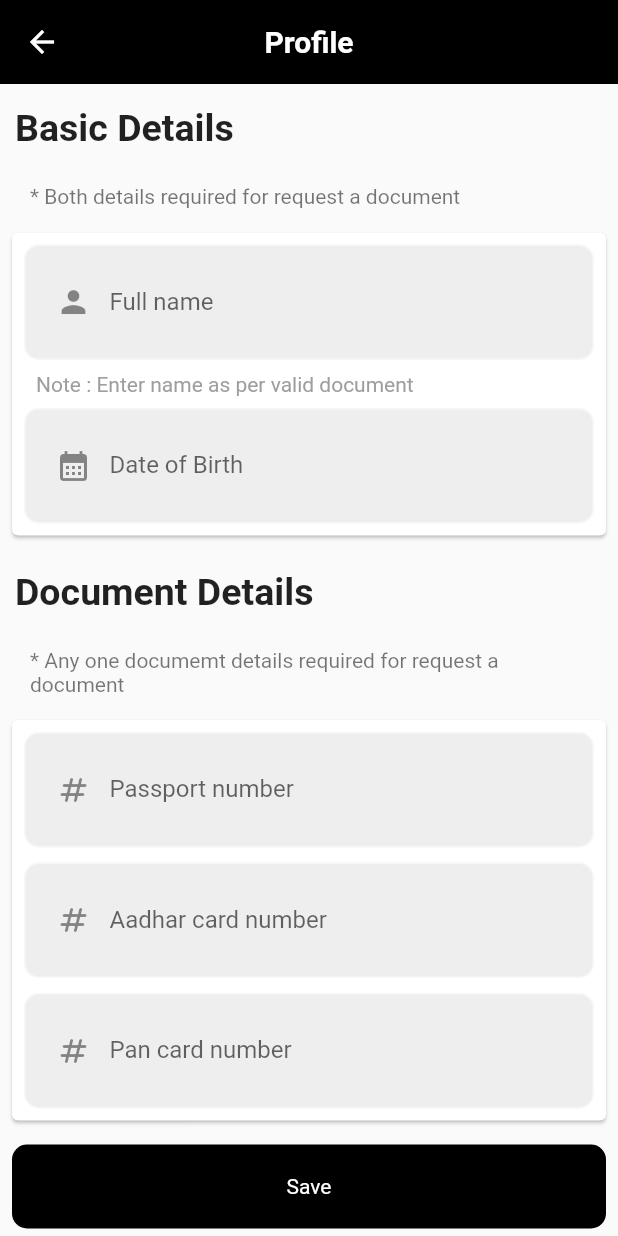
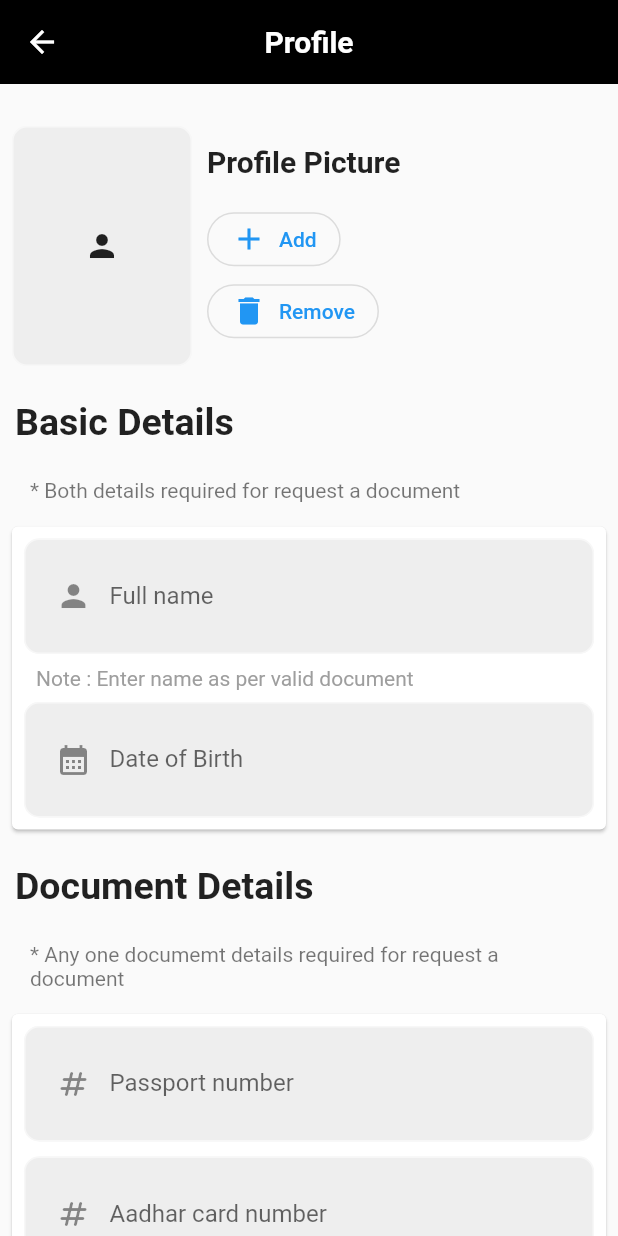
Before and after one commit to yash1001-sojitra/mygovern, a Flutter app: the Profile screen opened directly, on a phone screen of 412 x 824 dp. Run offline on Flutter 3.47's test engine with Material 2 defaults, Android fonts, the phone set to English and light mode, and no system bars; our stand-ins replace awesome_snackbar_content, babstrap_settings_screen, cloud_firestore, dio, firebase_auth, firebase_core and 12 more; missing offline and left inert: about, firebase_phone_auth_handler, flutter_pdfview, image_downloader; accounts and stored records are empty.

Commit message:
Show Profile info fix and profile photo ui added

```diff
--- a/lib/Screens/Authentication/signinpage.dart
+++ b/lib/Screens/Authentication/signinpage.dart
@@ -257,8 +257,9 @@ class _SignInpageState extends State<SignInpage> {
                             bool val =
                                 await userDataProvider.signInWithGoogle();
 
-                            if (val)
+                            if (val) {
                               Navigator.pushNamed(context, homepageScreenRoute);
+                            }
                           },
                           child: Container(
                             padding: const EdgeInsets.all(8),
--- a/lib/Screens/Profile/profile.dart
+++ b/lib/Screens/Profile/profile.dart
@@ -28,15 +28,86 @@ class _ProfileState extends State<Profile> {
         backgroundColor: Colors.black,
         elevation: 0,
       ),
-      body: SingleChildScrollView(
+      body: FutureBuilder<DocumentSnapshot<Map<String, dynamic>>>(
+          future: FirebaseFirestore.instance
+              .collection('Users')
+              .doc(FirebaseAuth.instance.currentUser!.uid)
+              .get(),
+          builder: (context, snapshot) {
+            if (snapshot.connectionState == ConnectionState.waiting) {
+              return const Center(
+                child: CircularProgressIndicator(),
+              );
+            }
+            final data = snapshot.data!;
+            _nameController.text = data.get('name');
+            _dobController.text = data.get('dob');
+            _passportController.text = data.get('passport');
+            _aadharController.text = data.get('aadhar');
+            _panController.text = data.get('pan');
+            return SingleChildScrollView(
               child: Column(
                 crossAxisAlignment: CrossAxisAlignment.stretch,
                 children: [
+                  const SizedBox(height: 20),
+                  Padding(
+                    padding: const EdgeInsets.all(8.0),
+                    child: Row(
+                      children: [
+                        Container(
+                          width: 120,
+                          height: 160,
+                          decoration:
+                              CustomDecoration.containerCornerRadiusDecoration,
+                          child: const Icon(Icons.person),
+                        ),
+                        const SizedBox(width: 10),
+                        Column(
+                          crossAxisAlignment: CrossAxisAlignment.start,
+                          children: [
+                            const Text(
+                              'Profile Picture',
+                              style: TextStyle(
+                                  fontSize: 20, fontWeight: FontWeight.bold),
+                            ),
+                            const Divider(
+                              thickness: 2,
+                            ),
+                            OutlinedButton.icon(
+                              onPressed: () {},
+                              label: const Text('Add'),
+                              style: ButtonStyle(
+                                shape: MaterialStateProperty.all(
+                                  RoundedRectangleBorder(
+                                    borderRadius: BorderRadius.circular(20),
+                                  ),
+                                ),
+                              ),
+                              icon: const Icon(Icons.add),
+                            ),
+                            OutlinedButton.icon(
+                              onPressed: () {},
+                              icon: const Icon(Icons.delete),
+                              style: ButtonStyle(
+                                shape: MaterialStateProperty.all(
+                                  RoundedRectangleBorder(
+                                    borderRadius: BorderRadius.circular(20),
+                                  ),
+                                ),
+                              ),
+                              label: const Text('Remove'),
+                            ),
+                          ],
+                        ),
+                      ],
+                    ),
+                  ),
                   const Padding(
                     padding: EdgeInsets.symmetric(horizontal: 10, vertical: 15),
                     child: Text(
                       'Basic Details',
-                style: TextStyle(fontSize: 25, fontWeight: FontWeight.bold),
+                      style:
+                          TextStyle(fontSize: 25, fontWeight: FontWeight.bold),
                     ),
                   ),
                   const Padding(
@@ -56,13 +127,14 @@ class _ProfileState extends State<Profile> {
                           children: [
                             Container(
                               padding: const EdgeInsets.all(8),
-                        decoration:
-                            CustomDecoration.containerCornerRadiusDecoration,
+                              decoration: CustomDecoration
+                                  .containerCornerRadiusDecoration,
                               child: TextFormField(
                                 controller: _nameController,
-                          decoration: CustomDecoration.textFormFieldDecoration(
-                                  'Full name')
-                              .copyWith(prefixIcon: const Icon(Icons.person)),
+                                decoration: CustomDecoration
+                                        .textFormFieldDecoration('Full name')
+                                    .copyWith(
+                                        prefixIcon: const Icon(Icons.person)),
                               ),
                             ),
                             const Padding(
@@ -74,14 +146,16 @@ class _ProfileState extends State<Profile> {
                             ),
                             Container(
                               padding: const EdgeInsets.all(8),
-                        decoration:
-                            CustomDecoration.containerCornerRadiusDecoration,
+                              decoration: CustomDecoration
+                                  .containerCornerRadiusDecoration,
                               child: TextFormField(
                                 controller: _dobController,
-                          decoration: CustomDecoration.textFormFieldDecoration(
+                                decoration:
+                                    CustomDecoration.textFormFieldDecoration(
                                             'Date of Birth')
                                         .copyWith(
-                                  prefixIcon: const Icon(Icons.calendar_month)),
+                                            prefixIcon: const Icon(
+                                                Icons.calendar_month)),
                               ),
                             ),
                             // TODO : Image picker for passport size photo
@@ -94,7 +168,8 @@ class _ProfileState extends State<Profile> {
                     padding: EdgeInsets.symmetric(horizontal: 10, vertical: 15),
                     child: Text(
                       'Document Details',
-                style: TextStyle(fontSize: 25, fontWeight: FontWeight.bold),
+                      style:
+                          TextStyle(fontSize: 25, fontWeight: FontWeight.bold),
                     ),
                   ),
                   const Padding(
@@ -114,43 +189,46 @@ class _ProfileState extends State<Profile> {
                           children: [
                             Container(
                               padding: const EdgeInsets.all(8),
-                        decoration:
-                            CustomDecoration.containerCornerRadiusDecoration,
+                              decoration: CustomDecoration
+                                  .containerCornerRadiusDecoration,
                               child: TextFormField(
                                 controller: _passportController,
-                          decoration: CustomDecoration.textFormFieldDecoration(
+                                decoration:
+                                    CustomDecoration.textFormFieldDecoration(
                                             'Passport number')
                                         .copyWith(
-                                  prefixIcon:
-                                      const Icon(Icons.numbers_rounded)),
+                                            prefixIcon: const Icon(
+                                                Icons.numbers_rounded)),
                               ),
                             ),
                             const SizedBox(height: 10),
                             Container(
                               padding: const EdgeInsets.all(8),
-                        decoration:
-                            CustomDecoration.containerCornerRadiusDecoration,
+                              decoration: CustomDecoration
+                                  .containerCornerRadiusDecoration,
                               child: TextFormField(
                                 controller: _aadharController,
-                          decoration: CustomDecoration.textFormFieldDecoration(
+                                decoration:
+                                    CustomDecoration.textFormFieldDecoration(
                                             'Aadhar card number')
                                         .copyWith(
-                                  prefixIcon:
-                                      const Icon(Icons.numbers_rounded)),
+                                            prefixIcon: const Icon(
+                                                Icons.numbers_rounded)),
                               ),
                             ),
                             const SizedBox(height: 10),
                             Container(
                               padding: const EdgeInsets.all(8),
-                        decoration:
-                            CustomDecoration.containerCornerRadiusDecoration,
+                              decoration: CustomDecoration
+                                  .containerCornerRadiusDecoration,
                               child: TextFormField(
                                 controller: _panController,
-                          decoration: CustomDecoration.textFormFieldDecoration(
+                                decoration:
+                                    CustomDecoration.textFormFieldDecoration(
                                             'Pan card number')
                                         .copyWith(
-                                  prefixIcon:
-                                      const Icon(Icons.numbers_rounded)),
+                                            prefixIcon: const Icon(
+                                                Icons.numbers_rounded)),
                               ),
                             ),
                           ],
@@ -182,8 +260,8 @@ class _ProfileState extends State<Profile> {
                         'aadhar': _aadharController.text,
                         'pan': _panController.text,
                       });
-                ScaffoldMessenger.of(context).showSnackBar(
-                    const SnackBar(content: Text('Data Saved Successfully!')));
+                      ScaffoldMessenger.of(context).showSnackBar(const SnackBar(
+                          content: Text('Data Saved Successfully!')));
                       Navigator.pop(context);
                     },
                     child: Container(
@@ -203,7 +281,8 @@ class _ProfileState extends State<Profile> {
                   const SizedBox(height: 50),
                 ],
               ),
-      ),
+            );
+          }),
     );
   }
 }
```
Lines whose indentation alone changed are shown as unchanged.
